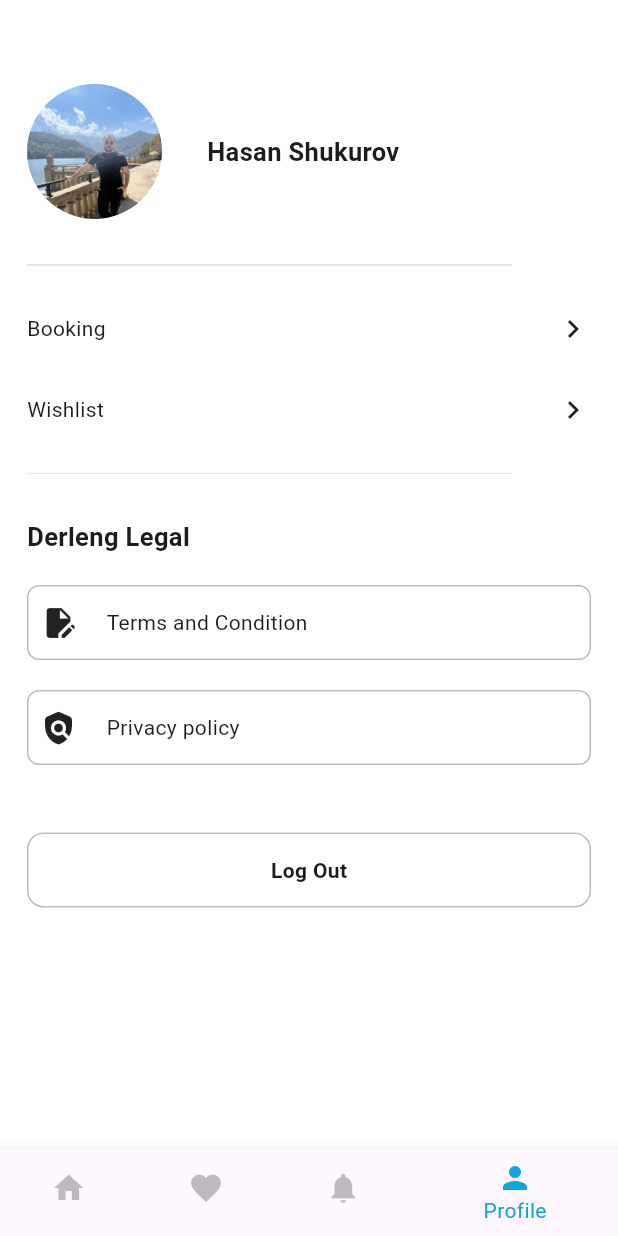
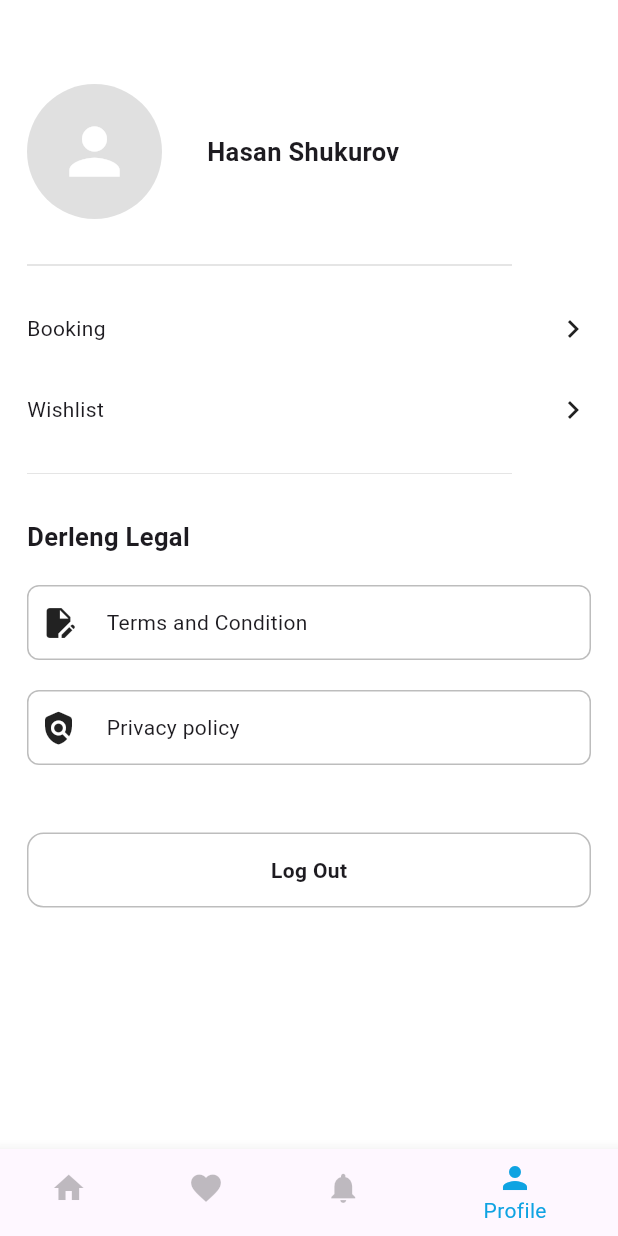
Before and after one commit to HasanShukurof/TravelApp, a Flutter app: the BottomNavBar screen opened directly, item 4 of the bottom bar chosen, on a phone screen of 412 x 824 dp. Run offline on Flutter 3.47's test engine with Material 3 defaults, Android fonts, the phone set to English and light mode, and no system bars; our stand-ins replace cloud_firestore, firebase_auth, firebase_core, google_sign_in, intl_phone_field; accounts and stored records are empty; network calls fail.

Commit message:
userId navigated to another screens

```diff
--- a/lib/screens/profile_screen.dart
+++ b/lib/screens/profile_screen.dart
@@ -1,15 +1,36 @@
+import 'package:cloud_firestore/cloud_firestore.dart';
 import 'package:flutter/cupertino.dart';
 import 'package:flutter/material.dart';
 import 'package:flutter/widgets.dart';
+import 'package:san_travel/screens/login_screen.dart';
+import 'package:san_travel/services/auth_service.dart';
 
 class ProfileScreen extends StatefulWidget {
-  const ProfileScreen({super.key});
+  const ProfileScreen({super.key, this.userId});
+
+  final String? userId;
 
   @override
   State<ProfileScreen> createState() => _ProfileScreenState();
 }
 
 class _ProfileScreenState extends State<ProfileScreen> {
+  Future<String?> getUserImage(String? uid) async {
+    if (uid == null) return null;
+    try {
+      DocumentSnapshot userData =
+          await FirebaseFirestore.instance.collection('users').doc(uid).get();
+
+      if (userData.exists) {
+        return userData['userImage'];
+      } else {
+        return null;
+      }
+    } catch (e) {
+      return null;
+    }
+  }
+
   @override
   Widget build(BuildContext context) {
     return Scaffold(
@@ -29,18 +50,47 @@ class _ProfileScreenState extends State<ProfileScreen> {
             children: [
               Row(
                 children: [
-                  ClipOval(
+                  FutureBuilder<String?>(
+                    future: getUserImage(widget.userId),
+                    builder: (context, snapshot) {
+                      if (snapshot.connectionState == ConnectionState.waiting) {
+                        // Yüklenme göstergesi olarak placeholder kullanıyoruz.
+                        return ClipOval(
                           child: Container(
                             width: 90,
                             height: 90,
-                      decoration: const BoxDecoration(
-                        shape: BoxShape.circle,
+                            color: Colors.grey.shade300,
+                            child: const Center(
+                              child: CircularProgressIndicator(),
                             ),
-                      child: Image.asset(
-                        'assets/images/hasan_profile_photo.jpeg',
+                          ),
+                        );
+                      } else if (snapshot.hasData) {
+                        // Profil resmi gösteriliyor.
+                        return ClipOval(
+                          child: Image.network(
+                            snapshot.data!,
+                            width: 90,
+                            height: 90,
                             fit: BoxFit.cover,
                           ),
+                        );
+                      } else {
+                        // Profil resmi yoksa varsayılan bir resim veya simge gösterebilirsiniz.
+                        return ClipOval(
+                          child: Container(
+                            width: 90,
+                            height: 90,
+                            color: Colors.grey.shade300,
+                            child: const Icon(
+                              Icons.person,
+                              size: 50,
+                              color: Colors.white,
                             ),
+                          ),
+                        );
+                      }
+                    },
                   ),
                   const SizedBox(
                     width: 30,
@@ -153,12 +203,22 @@ class _ProfileScreenState extends State<ProfileScreen> {
               const SizedBox(
                 height: 45,
               ),
-              Container(
+              GestureDetector(
+                onTap: () {
+                  AuthService().signOut();
+                  Navigator.pushAndRemoveUntil(
+                      context,
+                      MaterialPageRoute(
+                        builder: (context) => LogInScreen(),
+                      ),
+                      (Route<dynamic> route) => false);
+                },
+                child: Container(
                   height: 50,
                   decoration: BoxDecoration(
                       border: Border.all(color: Colors.grey.shade400),
                       borderRadius: BorderRadius.circular(11)),
-                child: const Row(
+                  child: Row(
                     crossAxisAlignment: CrossAxisAlignment.center,
                     mainAxisAlignment: MainAxisAlignment.center,
                     children: [
@@ -169,6 +229,7 @@ class _ProfileScreenState extends State<ProfileScreen> {
                     ],
                   ),
                 ),
+              ),
             ],
           ),
         ),
--- a/lib/widgets/bottom_navigation_bar.dart
+++ b/lib/widgets/bottom_navigation_bar.dart
@@ -5,7 +5,9 @@ import 'package:san_travel/screens/profile_screen.dart';
 import 'package:san_travel/screens/wish_list_screen.dart';
 
 class BottomNavBar extends StatefulWidget {
-  const BottomNavBar({super.key});
+  const BottomNavBar({super.key, this.userId});
+
+  final String? userId;
 
   @override
   State<BottomNavBar> createState() => _BottomNavBarState();
@@ -13,12 +15,18 @@ class BottomNavBar extends StatefulWidget {
 
 class _BottomNavBarState extends State<BottomNavBar> {
   int myCurrentIndex = 0;
-  List screens = const [
-    HomeScreen(),
-    WishListScreen(),
-    NotificationScreen(),
-    ProfileScreen(),
-  ];
+  late final List<Widget> screens;
+
+  @override
+  void initState() {
+    super.initState();
+    screens = [
+      HomeScreen(userId: widget.userId),
+      const WishListScreen(),
+      const NotificationScreen(),
+      ProfileScreen(userId: widget.userId),
+    ];
+  }
 
   void _onItemTapped(int index) {
     setState(() {
```
Also changed, not shown: lib/screens/home_screen.dart (+36 -22 lines), lib/screens/login_screen.dart (+7 -2 lines), 2 other files. Lines whose indentation alone changed are shown as unchanged.
